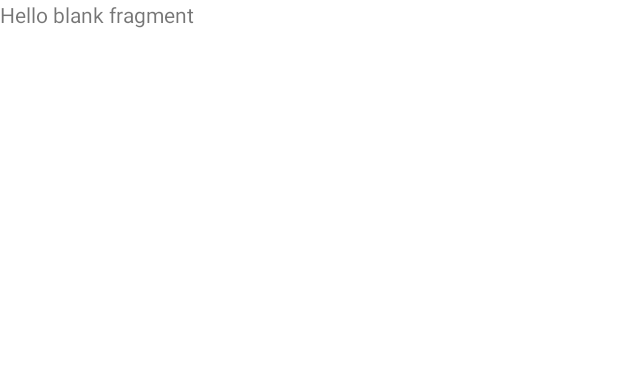
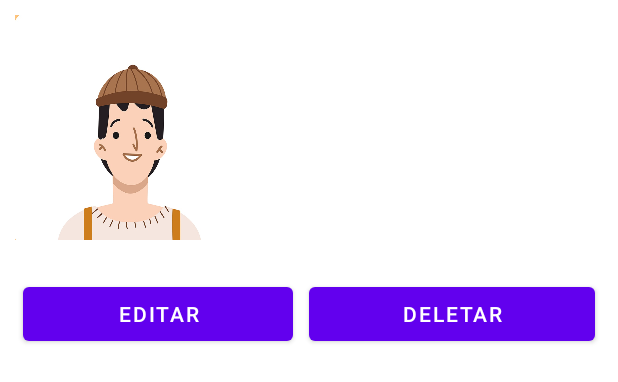
Before and after one commit to ameliagalvao/inventory, an Android app: the layout fragment_single_page_artisan.xml on its own in the app's theme, with its tools: preview values and no code run, on a phone screen of 412 x 824 dp. Shown: the top 382 px of the screen. Run offline under Robolectric (Android 15) with nearby library versions, the phone set to English and light mode, and no system bars.

Commit message:
fragmento single funcionando

```diff
--- a/app/src/main/AndroidManifest.xml
+++ b/app/src/main/AndroidManifest.xml
@@ -15,7 +15,7 @@
         android:theme="@style/Theme.Inventory"
         tools:targetApi="31">
         <activity
-            android:name=".SingleArtisanActivity"
+            android:name=".artisans.SingleArtisanActivity"
             android:exported="false" />
         <activity
             android:name=".artisans.ArtisansActivity"
--- a/app/src/main/java/com/miigubymia/inventory/artisans/ArtisansListFragment.kt
+++ b/app/src/main/java/com/miigubymia/inventory/artisans/ArtisansListFragment.kt
@@ -1,5 +1,6 @@
 package com.miigubymia.inventory.artisans
 
+import android.content.Intent
 import android.os.Bundle
 import androidx.fragment.app.Fragment
 import android.view.LayoutInflater
@@ -62,7 +63,8 @@ class ArtisansListFragment : Fragment() {
 
         artisanAdapter.setOnArtisanClickListener(object : ArtisanAdapter.onArtisanClickListener {
             override fun onArtisanClick(position: Int) {
-                Toast.makeText(context, "Clicou", Toast.LENGTH_SHORT).show()
+                val intent = Intent(context, SingleArtisanActivity::class.java)
+                startActivity(intent)
             }
 
         })
--- a/app/src/main/res/layout/activity_single_artisan.xml
+++ b/app/src/main/res/layout/activity_single_artisan.xml
@@ -5,17 +5,25 @@
     android:layout_width="match_parent"
     android:layout_height="match_parent"
     tools:context=".artisans.SingleArtisanActivity"
-    android:orientation="vertical">
+    android:orientation="vertical"
+    android:background="@drawable/bg_artisans">
 
     <androidx.fragment.app.FragmentContainerView
         android:id="@+id/fragmentContainerView"
         android:name="com.miigubymia.inventory.artisans.SinglePageArtisanFragment"
         android:layout_width="match_parent"
-        android:layout_height="wrap_content" />
+        android:layout_height="wrap_content"
+        android:layout_margin="10dp"
+        android:background="@drawable/bg_round" />
 
     <androidx.fragment.app.FragmentContainerView
         android:id="@+id/fragmentContainerView2"
         android:name="com.miigubymia.inventory.production.SingleProductionFragment"
         android:layout_width="match_parent"
-        android:layout_height="wrap_content" />
+        android:layout_height="wrap_content"
+        android:layout_marginLeft="10dp"
+        android:layout_marginTop="30dp"
+        android:layout_marginRight="10dp"
+        android:layout_marginBottom="10dp"
+        android:background="@drawable/bg_round" />
 </LinearLayout>
--- a/app/src/main/res/layout/fragment_single_page_artisan.xml
+++ b/app/src/main/res/layout/fragment_single_page_artisan.xml
@@ -1,14 +1,93 @@
 <?xml version="1.0" encoding="utf-8"?>
 <FrameLayout xmlns:android="http://schemas.android.com/apk/res/android"
+    xmlns:app="http://schemas.android.com/apk/res-auto"
     xmlns:tools="http://schemas.android.com/tools"
     android:layout_width="match_parent"
-    android:layout_height="match_parent"
+    android:layout_height="wrap_content"
+    android:background="@android:color/transparent"
+    android:padding="10dp"
     tools:context=".artisans.SinglePageArtisanFragment">
 
     <!-- TODO: Update blank fragment layout -->
-    <TextView
+    <androidx.constraintlayout.widget.ConstraintLayout
         android:layout_width="match_parent"
-        android:layout_height="match_parent"
-        android:text="@string/hello_blank_fragment" />
+        android:layout_height="match_parent">
+
+        <ImageView
+            android:id="@+id/imageView"
+            android:layout_width="150dp"
+            android:layout_height="150dp"
+            android:src="@drawable/p1"
+            app:layout_constraintStart_toStartOf="parent"
+            app:layout_constraintTop_toTopOf="parent" />
+
+        <TextView
+            android:id="@+id/textView2"
+            android:layout_width="wrap_content"
+            android:layout_height="wrap_content"
+            android:layout_marginStart="20dp"
+            android:text="Nome"
+            android:textColor="@color/white"
+            android:textSize="24sp"
+            app:layout_constraintStart_toEndOf="@+id/imageView"
+            app:layout_constraintTop_toTopOf="parent" />
+
+        <TextView
+            android:id="@+id/textView3"
+            android:layout_width="wrap_content"
+            android:layout_height="wrap_content"
+            android:layout_marginStart="20dp"
+            android:layout_marginTop="10dp"
+            android:text="Pix"
+            android:textColor="@color/white"
+            app:layout_constraintStart_toEndOf="@+id/imageView"
+            app:layout_constraintTop_toBottomOf="@+id/textView2" />
+
+        <TextView
+            android:id="@+id/textView4"
+            android:layout_width="wrap_content"
+            android:layout_height="wrap_content"
+            android:layout_marginStart="20dp"
+            android:layout_marginTop="10dp"
+            android:text="Habilidades"
+            android:textColor="@color/white"
+            app:layout_constraintStart_toEndOf="@+id/imageView"
+            app:layout_constraintTop_toBottomOf="@+id/textView3" />
+
+        <TextView
+            android:id="@+id/textView5"
+            android:layout_width="wrap_content"
+            android:layout_height="wrap_content"
+            android:layout_marginStart="20dp"
+            android:layout_marginTop="10dp"
+            android:text="Contato"
+            android:textColor="@color/white"
+            app:layout_constraintStart_toEndOf="@+id/imageView"
+            app:layout_constraintTop_toBottomOf="@+id/textView4" />
+
+        <LinearLayout
+            android:layout_width="match_parent"
+            android:layout_height="wrap_content"
+            android:layout_marginTop="20dp"
+            android:orientation="horizontal"
+            app:layout_constraintTop_toBottomOf="@+id/imageView">
+
+            <Button
+                android:id="@+id/button"
+                android:layout_width="wrap_content"
+                android:layout_height="wrap_content"
+                android:layout_margin="5dp"
+                android:layout_weight="1"
+                android:text="editar" />
+
+            <Button
+                android:id="@+id/button2"
+                android:layout_width="wrap_content"
+                android:layout_height="wrap_content"
+                android:layout_margin="5dp"
+                android:layout_weight="1"
+                android:text="deletar" />
+        </LinearLayout>
+    </androidx.constraintlayout.widget.ConstraintLayout>
 
 </FrameLayout>
```
